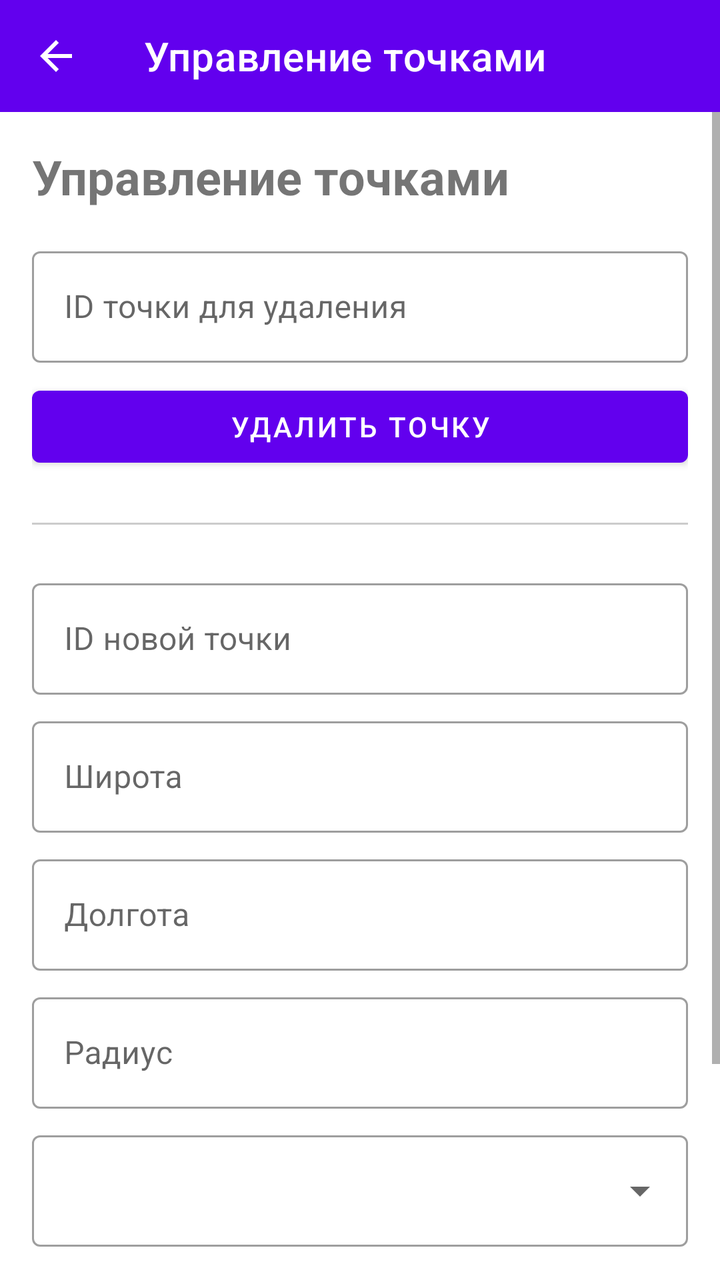
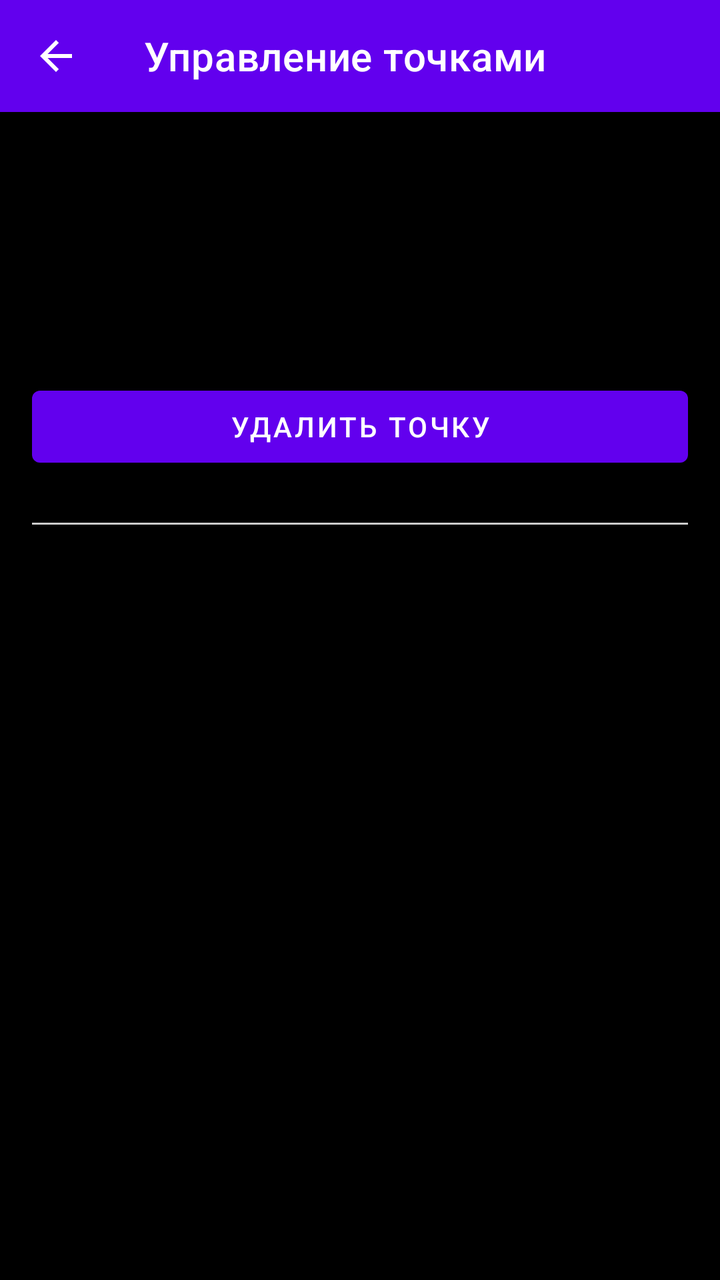

An Android layout rendered at two revisions. The XML below is the earlier revision; the diff shows what the commit changed to produce the second picture.
<!-- AndroidManifest.xml: application theme Theme.Shift -->
<!-- res/layout/activity_point_management.xml -->
<?xml version="1.0" encoding="utf-8"?>
<LinearLayout xmlns:android="http://schemas.android.com/apk/res/android"
    xmlns:app="http://schemas.android.com/apk/res-auto"
    android:layout_width="match_parent"
    android:layout_height="match_parent"
    android:orientation="vertical">

    <com.google.android.material.appbar.MaterialToolbar
        android:id="@+id/toolbar"
        android:layout_width="match_parent"
        android:layout_height="wrap_content"
        android:background="?attr/colorPrimary"
        android:theme="@style/ThemeOverlay.Material3.Dark.ActionBar"
        app:title="Управление точками"
        app:navigationIcon="@drawable/ic_arrow_back_24" />

    <ScrollView
        android:layout_width="match_parent"
        android:layout_height="0dp"
        android:layout_weight="1">

        <LinearLayout
            android:layout_width="match_parent"
            android:layout_height="wrap_content"
            android:orientation="vertical"
            android:padding="16dp">

            <TextView
                android:layout_width="wrap_content"
                android:layout_height="wrap_content"
                android:text="Управление точками"
                android:textSize="24sp"
                android:textStyle="bold"
                android:layout_marginBottom="16dp"/>

            <com.google.android.material.textfield.TextInputLayout
                android:layout_width="match_parent"
                android:layout_height="wrap_content"
                android:layout_marginBottom="8dp"
                style="@style/Widget.MaterialComponents.TextInputLayout.OutlinedBox">

                <com.google.android.material.textfield.TextInputEditText
                    android:id="@+id/pointIdInput"
                    android:layout_width="match_parent"
                    android:layout_height="wrap_content"
                    android:hint="ID точки для удаления"/>
            </com.google.android.material.textfield.TextInputLayout>

            <Button
                android:id="@+id/deletePointButton"
                android:layout_width="match_parent"
                android:layout_height="wrap_content"
                android:text="Удалить точку"
                android:layout_marginBottom="24dp"/>

            <View
                android:layout_width="match_parent"
                android:layout_height="1dp"
                android:background="#CCCCCC"
                android:layout_marginBottom="24dp"/>

            <com.google.android.material.textfield.TextInputLayout
                android:layout_width="match_parent"
                android:layout_height="wrap_content"
                android:layout_marginBottom="8dp"
                style="@style/Widget.MaterialComponents.TextInputLayout.OutlinedBox">

                <com.google.android.material.textfield.TextInputEditText
                    android:id="@+id/createPointIdInput"
                    android:layout_width="match_parent"
                    android:layout_height="wrap_content"
                    android:hint="ID новой точки"/>
            </com.google.android.material.textfield.TextInputLayout>

            <com.google.android.material.textfield.TextInputLayout
                android:layout_width="match_parent"
                android:layout_height="wrap_content"
                android:layout_marginBottom="8dp"
                style="@style/Widget.MaterialComponents.TextInputLayout.OutlinedBox">

                <com.google.android.material.textfield.TextInputEditText
                    android:id="@+id/latInput"
                    android:layout_width="match_parent"
                    android:layout_height="wrap_content"
                    android:hint="Широта"
                    android:inputType="numberDecimal|numberSigned"/>
            </com.google.android.material.textfield.TextInputLayout>

            <com.google.android.material.textfield.TextInputLayout
                android:layout_width="match_parent"
                android:layout_height="wrap_content"
                android:layout_marginBottom="8dp"
                style="@style/Widget.MaterialComponents.TextInputLayout.OutlinedBox">

                <com.google.android.material.textfield.TextInputEditText
                    android:id="@+id/lngInput"
                    android:layout_width="match_parent"
                    android:layout_height="wrap_content"
                    android:hint="Долгота"
                    android:inputType="numberDecimal|numberSigned"/>
            </com.google.android.material.textfield.TextInputLayout>

            <com.google.android.material.textfield.TextInputLayout
                android:layout_width="match_parent"
                android:layout_height="wrap_content"
                android:layout_marginBottom="8dp"
                style="@style/Widget.MaterialComponents.TextInputLayout.OutlinedBox">

                <com.google.android.material.textfield.TextInputEditText
                    android:id="@+id/radiusInput"
                    android:layout_width="match_parent"
                    android:layout_height="wrap_content"
                    android:hint="Радиус"
                    android:inputType="numberDecimal"/>
            </com.google.android.material.textfield.TextInputLayout>

            <com.google.android.material.textfield.TextInputLayout
                android:layout_width="match_parent"
                android:layout_height="wrap_content"
                android:layout_marginBottom="16dp"
                style="@style/Widget.MaterialComponents.TextInputLayout.OutlinedBox.ExposedDropdownMenu">

                <AutoCompleteTextView
                    android:id="@+id/typeInput"
                    android:layout_width="match_parent"
                    android:layout_height="wrap_content"
                    android:inputType="none"/>
            </com.google.android.material.textfield.TextInputLayout>

            <com.google.android.material.textfield.TextInputLayout
                android:layout_width="match_parent"
                android:layout_height="wrap_content"
                android:layout_marginBottom="8dp"
                style="@style/Widget.MaterialComponents.TextInputLayout.OutlinedBox">

                <com.google.android.material.textfield.TextInputEditText
                    android:id="@+id/pointDescription"
                    android:layout_width="match_parent"
                    android:layout_height="wrap_content"
                    android:hint="Описание точки"
                    android:inputType="numberDecimal"/>
            </com.google.android.material.textfield.TextInputLayout>

            <Button
                android:id="@+id/createPointButton"
                android:layout_width="match_parent"
                android:layout_height="wrap_content"
                android:text="Создать точку"/>

        </LinearLayout>
    </ScrollView>
</LinearLayout>
<!-- resources referenced by this layout -->
<resources>
  <!-- drawable ic_arrow_back_24 (drawable) -->
  <?xml version="1.0" encoding="utf-8"?>
  <vector xmlns:android="http://schemas.android.com/apk/res/android"
      android:width="24dp"
      android:height="24dp"
      android:viewportWidth="24"
      android:viewportHeight="24">
      <path
          android:fillColor="#FFFFFF"
          android:pathData="M20,11H7.83l5.59-5.59L12,4l-8,8 8,8 1.41-1.41L7.83,13H20v-2z"/>
  </vector>
  <style name="Theme.Shift" parent="Theme.MaterialComponents.DayNight.NoActionBar">
          
          <item name="colorPrimary">@color/purple_500</item>
          <item name="colorPrimaryVariant">@color/purple_700</item>
          <item name="colorOnPrimary">@color/white</item>
          
          <item name="colorSecondary">@color/teal_200</item>
          <item name="colorSecondaryVariant">@color/teal_700</item>
          <item name="colorOnSecondary">@color/black</item>
          
          <item name="android:statusBarColor">?attr/colorPrimaryVariant</item>
          
      </style>
  <color name="purple_500">#FF6200EE</color>
  <color name="purple_700">#FF3700B3</color>
  <color name="white">#FFFFFFFF</color>
  <color name="teal_200">#FF03DAC5</color>
  <color name="teal_700">#FF018786</color>
  <color name="black">#FF000000</color>
</resources>

<!-- the commit's change to res/layout/activity_point_management.xml (unified diff, before → after) -->
@@ -3,7 +3,8 @@
     xmlns:app="http://schemas.android.com/apk/res-auto"
     android:layout_width="match_parent"
     android:layout_height="match_parent"
-    android:orientation="vertical">
+    android:orientation="vertical"
+    android:background="@android:color/black">
 
     <com.google.android.material.appbar.MaterialToolbar
         android:id="@+id/toolbar"
